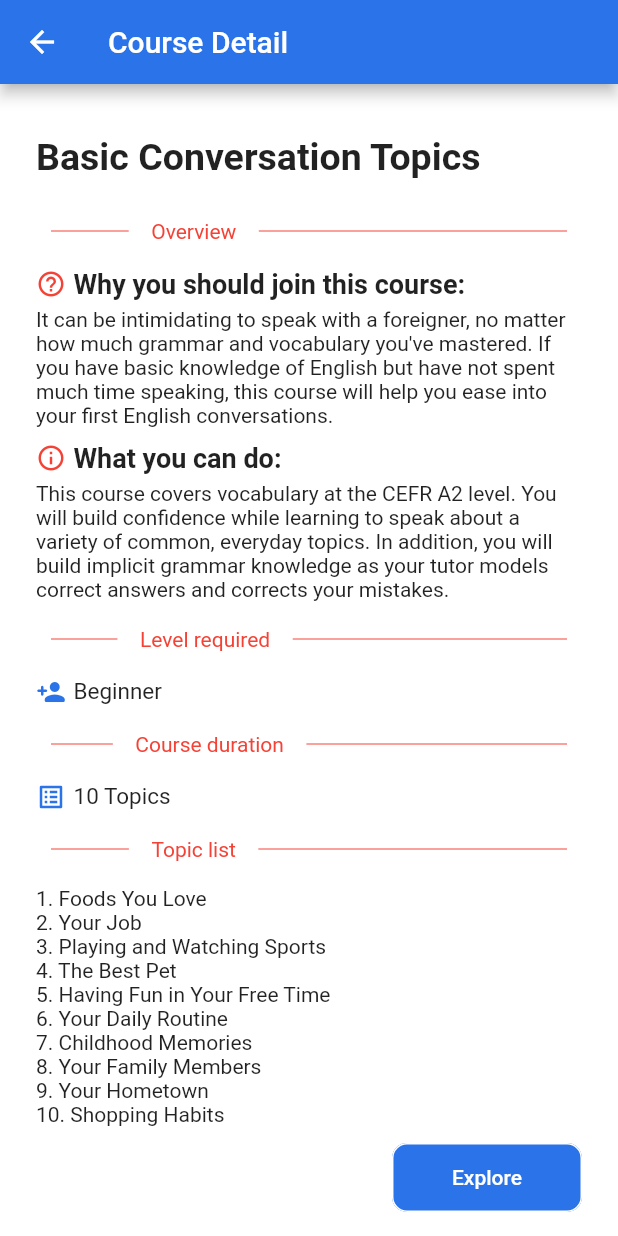
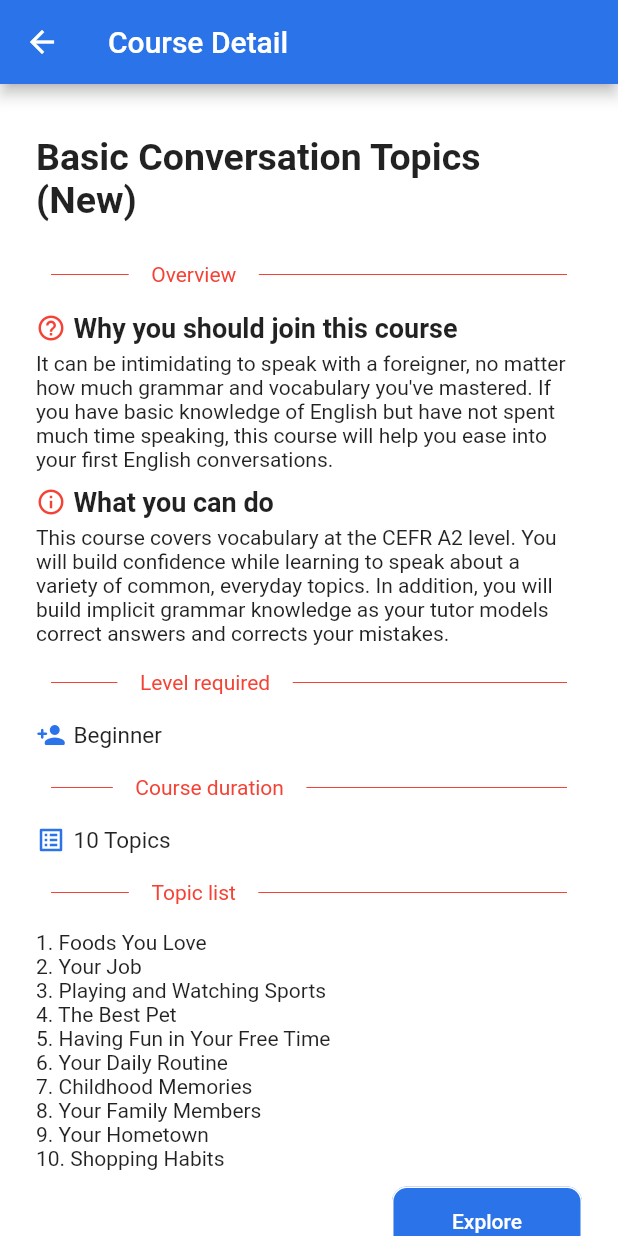
Before and after one commit to hoangpm6814/One-On-One-Learning, a Flutter app: the CourseListScreen screen opened directly, after a tap on "Basic Conversation Topics (New)", on a phone screen of 412 x 824 dp. Run offline on Flutter 3.47's test engine with Material 2 defaults, Android fonts, the phone set to English and light mode, and no system bars; our stand-ins replace flutter_svg; generated files the repository leaves out were written again; network calls fail.

Commit message:
Add language course

```diff
--- a/lib/screens/Course/course_list_screen.dart
+++ b/lib/screens/Course/course_list_screen.dart
@@ -1,6 +1,7 @@
 import 'package:flutter/material.dart';
 import 'package:lettutor/constants.dart';
 import 'package:lettutor/screens/Course/local_widgets/card_course.dart';
+import 'package:flutter_gen/gen_l10n/app_localizations.dart';
 
 class CourseListScreen extends StatefulWidget {
   @override
@@ -18,7 +19,7 @@ class CourseListScreenState extends State<CourseListScreen> {
     return Scaffold(
       appBar: AppBar(
         backgroundColor: kPrimaryColor,
-        title: Text("View Course"),
+        title: Text(AppLocalizations.of(context).course),
       ),
       body: SingleChildScrollView(
         child: Container(
@@ -33,7 +34,7 @@ class CourseListScreenState extends State<CourseListScreen> {
                     child: Row(
                       children: [
                         Text(
-                          "English For Beginners:",
+                          AppLocalizations.of(context).english_for_beginners,
                           style: TextStyle(
                             fontWeight: FontWeight.bold,
                             fontSize: 25,
@@ -45,18 +46,19 @@ class CourseListScreenState extends State<CourseListScreen> {
                   CardCourse(
                     avatar:
                         "https://camblycurriculumicons.s3.amazonaws.com/5e2b99d0c4288f294426b643?h=d41d8cd98f00b204e9800998ecf8427e",
-                    title: "Basic Conversation Topics (New)",
+                    title: AppLocalizations.of(context).course_title_1,
                     description:
-                        'Gain confidence speaking about familiar topics',
-                    level: "Beginner" + " - " + "10 Lessons",
+                        AppLocalizations.of(context).course_description_1,
+                    level: AppLocalizations.of(context).course_duration_1,
                   ),
                   SizedBox(height: 10),
                   CardCourse(
                     avatar:
                         "https://camblycurriculumicons.s3.amazonaws.com/5e2b895e541a832674533c18?h=d41d8cd98f00b204e9800998ecf8427e",
-                    title: "Intermediate Conversation Topics (New)",
-                    description: "Express your ideas and opinions",
-                    level: "Intermediate" + " - " + "10 Lessons",
+                    title: AppLocalizations.of(context).course_title_2,
+                    description:
+                        AppLocalizations.of(context).course_description_2,
+                    level: AppLocalizations.of(context).course_duration_2,
                   ),
                   // SizedBox(height: 10),
                   // CardCourse(),
@@ -70,7 +72,7 @@ class CourseListScreenState extends State<CourseListScreen> {
                     child: Row(
                       children: [
                         Text(
-                          "Conversational English:",
+                          AppLocalizations.of(context).conversational_english,
                           style: TextStyle(
                             fontWeight: FontWeight.bold,
                             fontSize: 25,
@@ -82,19 +84,19 @@ class CourseListScreenState extends State<CourseListScreen> {
                   CardCourse(
                     avatar:
                         "https://camblycurriculumicons.s3.amazonaws.com/5e2b9a4c05342470fdddf8b8?h=d41d8cd98f00b204e9800998ecf8427e",
-                    title: "Healthy Mind, Healthy Body (New)",
+                    title: AppLocalizations.of(context).course_title_3,
                     description:
-                        "Let's discuss the many aspects of living a long, happy life",
-                    level: "Intermediate" + " - " + "6 Lessons",
+                        AppLocalizations.of(context).course_description_3,
+                    level: AppLocalizations.of(context).course_duration_3,
                   ),
                   SizedBox(height: 10),
                   CardCourse(
                     avatar:
                         "https://camblycurriculumicons.s3.amazonaws.com/5eab4979c920a20f93071fdd?h=d41d8cd98f00b204e9800998ecf8427e",
-                    title: "Movies and Television (New)",
+                    title: AppLocalizations.of(context).course_title_4,
                     description:
-                        "Let's discuss our preferences and habits surrounding movies and television shows",
-                    level: "Beginner" + " - " + "10 Lessons",
+                        AppLocalizations.of(context).course_description_4,
+                    level: AppLocalizations.of(context).course_duration_4,
                   ),
                   SizedBox(height: 10),
                 ],
--- a/lib/screens/CourseDetail/course_detail_screen.dart
+++ b/lib/screens/CourseDetail/course_detail_screen.dart
@@ -2,6 +2,7 @@ import 'package:flutter/material.dart';
 import 'package:lettutor/screens/CourseDetail/local_widgets/part_divider.dart';
 import 'package:lettutor/constants.dart';
 import 'package:lettutor/customWidgets/light_rounded_button_medium_padding.dart';
+import 'package:flutter_gen/gen_l10n/app_localizations.dart';
 
 class CourseDetailScreen extends StatelessWidget {
   @override
@@ -9,7 +10,7 @@ class CourseDetailScreen extends StatelessWidget {
     return Scaffold(
       appBar: AppBar(
         backgroundColor: kPrimaryColor,
-        title: Text("Course Detail"),
+        title: Text(AppLocalizations.of(context).course_detail),
       ),
       body: SingleChildScrollView(
         child: Container(
@@ -23,26 +24,31 @@ class CourseDetailScreen extends StatelessWidget {
                   padding: const EdgeInsets.fromLTRB(0, 10, 0, 10),
                   child: Row(
                     children: [
-                      Text(
-                        "Basic Conversation Topics",
+                      Expanded(
+                        child: Text(
+                          AppLocalizations.of(context).course_title_1,
                           style: TextStyle(
                             fontWeight: FontWeight.bold,
                             fontSize: 25,
                           ),
                         ),
+                      ),
                     ],
                   ),
                 ),
-                PartDivider(text: "Overview"),
+                PartDivider(text: AppLocalizations.of(context).overview),
                 Row(
                   children: [
                     Icon(Icons.help_outline, color: Colors.red, size: 20.0),
                     SizedBox(width: 5),
-                    Text(
-                      "Why you should join this course:",
+                    Expanded(
+                      child: Text(
+                        AppLocalizations.of(context)
+                            .why_you_should_join_this_course,
                         style: TextStyle(
                           fontWeight: FontWeight.bold,
                           fontSize: 18,
+                        ),
                       ),
                     ),
                   ],
@@ -66,7 +72,7 @@ class CourseDetailScreen extends StatelessWidget {
                     Icon(Icons.info_outline, color: Colors.red, size: 20.0),
                     SizedBox(width: 5),
                     Text(
-                      "What you can do:",
+                      AppLocalizations.of(context).what_you_can_do,
                       style: TextStyle(
                         fontWeight: FontWeight.bold,
                         fontSize: 18,
@@ -88,7 +94,7 @@ class CourseDetailScreen extends StatelessWidget {
                   ],
                 ),
                 // SizedBox(height: 30),
-                PartDivider(text: "Level required"),
+                PartDivider(text: AppLocalizations.of(context).level_required),
                 Row(
                   children: [
                     Icon(
@@ -106,7 +112,7 @@ class CourseDetailScreen extends StatelessWidget {
                     ),
                   ],
                 ),
-                PartDivider(text: "Course duration"),
+                PartDivider(text: AppLocalizations.of(context).course_duration),
                 Row(
                   children: [
                     Icon(
@@ -124,7 +130,7 @@ class CourseDetailScreen extends StatelessWidget {
                     ),
                   ],
                 ),
-                PartDivider(text: "Topic list"),
+                PartDivider(text: AppLocalizations.of(context).topic_list),
                 Row(
                   children: [
                     Expanded(
```
Also changed, not shown: lib/l10n/app_en.arb (+23 -1 lines), lib/l10n/app_vi.arb (+23 -1 lines). Lines whose indentation alone changed are shown as unchanged.
